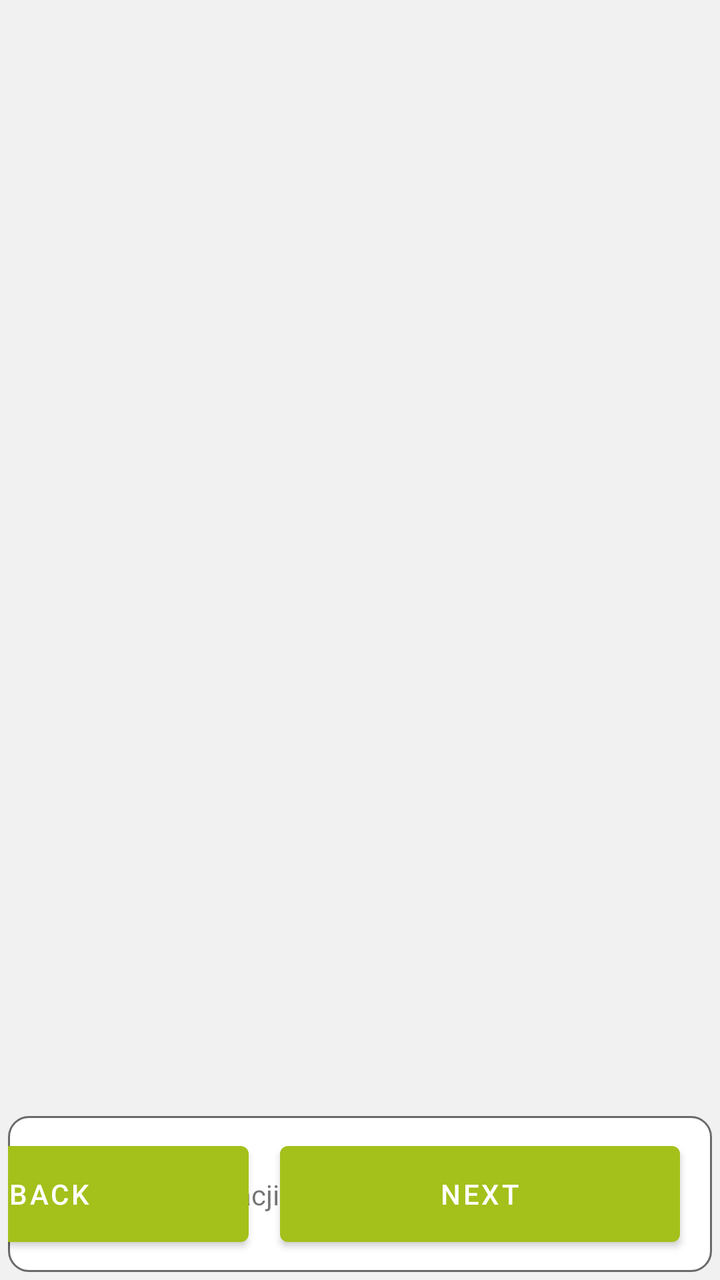
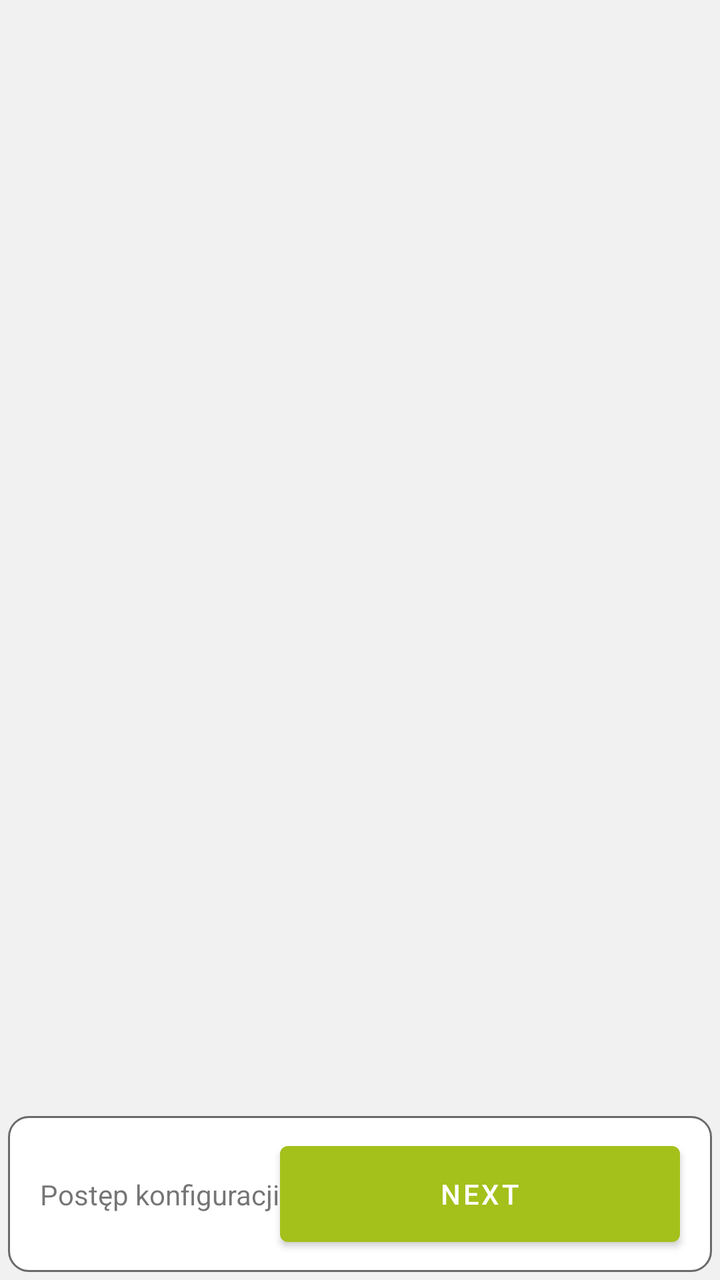

Two renders of the same Android screen: before a commit and after it. Below are the layout's source before the change and the commit's diff.
<!-- AndroidManifest.xml: application theme AppTheme -->
<!-- res/layout/fragment_creator_weather.xml -->
<?xml version="1.0" encoding="utf-8"?>
<layout xmlns:android="http://schemas.android.com/apk/res/android"
    xmlns:app="http://schemas.android.com/apk/res-auto"
    >

    <data>

        <variable
            name="viewModel"
            type="eu.agribot.agribotapp.ui.fragment.taskcreator.weatherselect.CreatorWeatherSelectViewModel" />
    </data>

    <LinearLayout
        android:layout_width="match_parent"
        android:layout_height="match_parent"
        android:background="@color/background_gray"
        android:orientation="vertical">

        <LinearLayout
            android:layout_width="match_parent"
            android:layout_height="0dp"
            android:layout_margin="@dimen/margin_small"
            android:layout_weight="7"
            android:background="@color/background_gray">

            <androidx.recyclerview.widget.RecyclerView
                android:id="@+id/weather_settings_recycler"
                android:layout_width="match_parent"
                android:layout_height="wrap_content"
                android:layout_gravity="center"
                android:isScrollContainer="false"
                android:nestedScrollingEnabled="false"
                android:overScrollMode="never" />

        </LinearLayout>

        <androidx.constraintlayout.widget.ConstraintLayout
            android:layout_width="match_parent"
            android:layout_height="0dp"
            android:layout_margin="@dimen/margin_small"
            android:layout_weight="1"
            android:background="@drawable/rounded_corner_layout"
            android:gravity="end"
            android:orientation="horizontal">

            <TextView
                android:id="@+id/textView7"
                android:layout_width="0dp"
                android:layout_height="wrap_content"
                android:layout_marginStart="@dimen/margin_large"
                android:layout_marginLeft="@dimen/margin_large"
                android:layout_marginEnd="@dimen/margin_large"
                android:layout_marginRight="@dimen/margin_large"
                android:text="@string/configuration_progress"
                app:layout_constraintBottom_toBottomOf="parent"
                app:layout_constraintStart_toStartOf="parent"
                app:layout_constraintTop_toTopOf="parent" />

            <ProgressBar
                android:id="@+id/progressBar"
                style="@style/Widget.AppCompat.ProgressBar.Horizontal"
                android:layout_width="200dp"
                android:layout_height="wrap_content"
                android:layout_marginStart="@dimen/margin_large"
                android:padding="@dimen/margin_large"
                android:progress="60"
                android:progressBackgroundTint="@color/base_green"
                android:progressTint="@color/base_green"
                app:layout_constraintBottom_toBottomOf="parent"
                app:layout_constraintStart_toEndOf="@+id/textView7"
                app:layout_constraintTop_toTopOf="parent" />

            <View
                android:layout_width="match_parent"
                android:layout_height="match_parent"
                app:layout_constraintBottom_toBottomOf="parent"
                app:layout_constraintEnd_toStartOf="@+id/left_button"
                app:layout_constraintTop_toTopOf="parent"/>

            <com.google.android.material.button.MaterialButton
                android:id="@+id/left_button"
                android:layout_width="200dp"
                android:layout_height="60dp"
                android:layout_marginEnd="@dimen/margin_large"
                android:text="@string/back_button"
                android:onClick="@{()-> viewModel.onPreviousButtonClicked()}"
                app:layout_constraintBottom_toBottomOf="parent"
                app:layout_constraintEnd_toStartOf="@+id/right_button"
                app:layout_constraintTop_toTopOf="parent" />

            <com.google.android.material.button.MaterialButton
                android:id="@+id/right_button"
                android:layout_width="200dp"
                android:layout_height="60dp"
                android:layout_marginEnd="@dimen/margin_large"
                android:onClick="@{()-> viewModel.onNextButtonClicked()}"
                android:text="@string/next_button"
                app:layout_constraintBottom_toBottomOf="parent"
                app:layout_constraintEnd_toEndOf="parent"
                app:layout_constraintTop_toTopOf="parent" />

        </androidx.constraintlayout.widget.ConstraintLayout>

    </LinearLayout>


</layout>
<!-- resources referenced by this layout -->
<resources>
  <color name="background_gray">#f1f1f1</color>
  <color name="base_green">#a4c01b</color>
  <dimen name="margin_large">16dp</dimen>
  <dimen name="margin_small">4dp</dimen>
  <!-- drawable rounded_corner_layout (drawable) -->
  <?xml version="1.0" encoding="utf-8"?>
  <shape xmlns:android="http://schemas.android.com/apk/res/android">
  
      <solid android:color="@android:color/white"/>
      <corners android:radius="10dp"/>
      <stroke
          android:width="1dp"
          android:color="@color/gray" />
  
  </shape>
  <string name="back_button">Back</string>
  <string name="configuration_progress">Postęp konfiguracji</string>
  <string name="next_button">Next</string>
  <style name="AppTheme" parent="Theme.MaterialComponents.Light.DarkActionBar">
          
          <item name="colorPrimary">@color/colorPrimary</item>
          <item name="colorPrimaryDark">@color/colorPrimaryDark</item>
          <item name="colorAccent">@color/colorAccent</item>
      </style>
  <color name="gray">#6A6A6A</color>
  <color name="colorPrimary">@color/base_green</color>
  <color name="colorPrimaryDark">@color/base_green_darker</color>
  <color name="colorAccent">@color/gray</color>
  <color name="base_green_darker">#839915</color>
</resources>

<!-- the commit's change to res/layout/fragment_creator_weather.xml (unified diff, before → after) -->
@@ -1,7 +1,6 @@
 <?xml version="1.0" encoding="utf-8"?>
 <layout xmlns:android="http://schemas.android.com/apk/res/android"
-    xmlns:app="http://schemas.android.com/apk/res-auto"
-    >
+    xmlns:app="http://schemas.android.com/apk/res-auto">
 
     <data>
 
@@ -71,21 +70,10 @@
                 app:layout_constraintTop_toTopOf="parent" />
 
             <View
+                android:id="@+id/view3"
                 android:layout_width="match_parent"
                 android:layout_height="match_parent"
                 app:layout_constraintBottom_toBottomOf="parent"
-                app:layout_constraintEnd_toStartOf="@+id/left_button"
-                app:layout_constraintTop_toTopOf="parent"/>
-
-            <com.google.android.material.button.MaterialButton
-                android:id="@+id/left_button"
-                android:layout_width="200dp"
-                android:layout_height="60dp"
-                android:layout_marginEnd="@dimen/margin_large"
-                android:text="@string/back_button"
-                android:onClick="@{()-> viewModel.onPreviousButtonClicked()}"
-                app:layout_constraintBottom_toBottomOf="parent"
-                app:layout_constraintEnd_toStartOf="@+id/right_button"
                 app:layout_constraintTop_toTopOf="parent" />
 
             <com.google.android.material.button.MaterialButton
<!-- resource entries referenced after the edit -->
@@ -15,7 +15,6 @@
           android:color="@color/gray" />
   
   </shape>
-  <string name="back_button">Back</string>
   <string name="configuration_progress">Postęp konfiguracji</string>
   <string name="next_button">Next</string>
   <style name="AppTheme" parent="Theme.MaterialComponents.Light.DarkActionBar">
